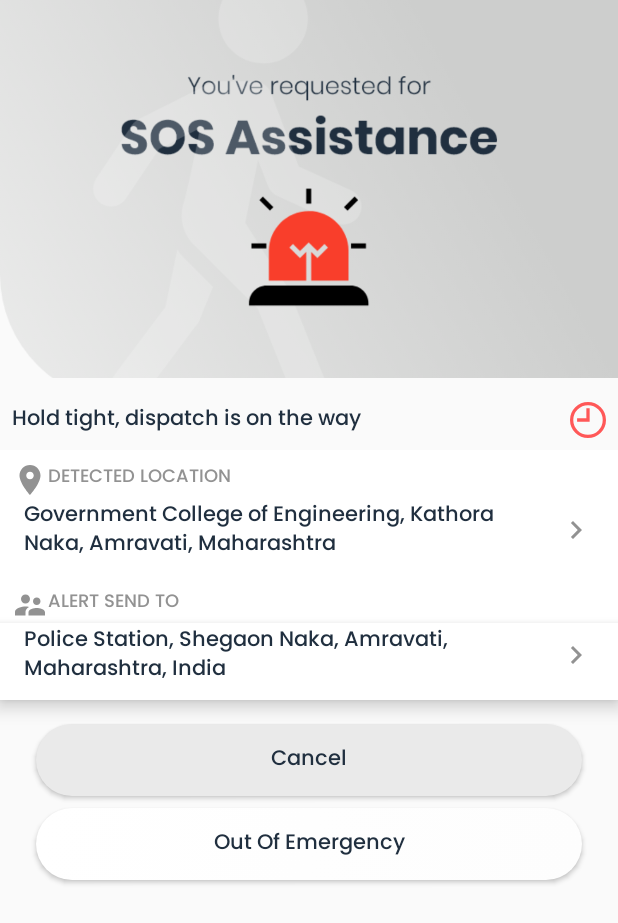
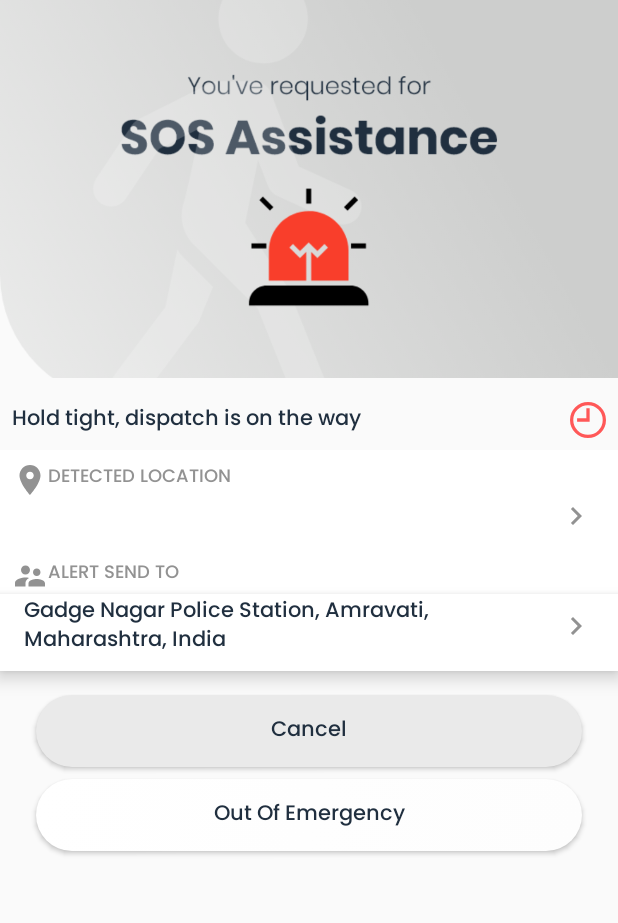
Before and after one commit to Ved-05/Help-Assistance, an Android app: the Assistance screen opened directly, with no data from a screen before it, on a phone screen of 412 x 824 dp. Shown: the top 923 px of the screen. Run offline under Robolectric (Android 15) with nearby library versions, the phone set to English and light mode, and no system bars; our stand-ins replace Firebase (no records; nobody signed in at launch, a user with empty details on screens opened directly); 2 statements that could not run were skipped.

Commit message:
Updated with Assistance

```diff
--- a/app/build.gradle
+++ b/app/build.gradle
@@ -10,6 +10,7 @@ android {
         versionName "1.0"
         testInstrumentationRunner "android.support.test.runner.AndroidJUnitRunner"
         vectorDrawables.useSupportLibrary = true
+        multiDexEnabled true
     }
     buildTypes {
         release {
@@ -42,6 +43,9 @@ dependencies {
 
     //google maps sdk
     implementation "com.google.android.gms:play-services-location:15.0.1"
+
+    //harshal mobile
+    implementation 'com.android.support:multidex:1.0.3'
 }
 // ADD THIS AT THE BOTTOM
 apply plugin: 'com.google.gms.google-services'
--- a/app/src/main/java/demo/breath/com/helpassistance/Assistance.java
+++ b/app/src/main/java/demo/breath/com/helpassistance/Assistance.java
@@ -3,6 +3,8 @@ package demo.breath.com.helpassistance;
 import android.Manifest;
 import android.content.pm.PackageManager;
 import android.graphics.drawable.Drawable;
+import android.location.Address;
+import android.location.Geocoder;
 import android.location.Location;
 import android.support.annotation.NonNull;
 import android.support.v4.app.ActivityCompat;
@@ -16,6 +18,7 @@ import android.widget.TextView;
 import android.widget.Toast;
 
 import com.google.android.gms.tasks.OnCompleteListener;
+import com.google.android.gms.tasks.OnFailureListener;
 import com.google.android.gms.tasks.OnSuccessListener;
 import com.google.android.gms.tasks.Task;
 import com.google.firebase.auth.FirebaseAuth;
@@ -26,15 +29,19 @@ import com.google.firebase.firestore.GeoPoint;
 
 import org.w3c.dom.Text;
 
+import java.io.IOException;
+import java.util.List;
+import java.util.Locale;
+
 public class Assistance extends AppCompatActivity {
 
     //Image
     private ImageView imgContainer;
     private Button cancel, outOfEmg, yesButton, noButton;
-    private TextView statusBar, response;
+    private TextView statusBar, response, userAddContainer;
     private FirebaseFirestore mDb;
-    private FirebaseAuth mAuth;
     private UserLocation mUserLocation;
+    private String userAddress;
 
     @Override
     protected void onCreate(Bundle savedInstanceState) {
@@ -73,7 +80,21 @@ public class Assistance extends AppCompatActivity {
         cancel.setOnClickListener(new View.OnClickListener() {
             @Override
             public void onClick(View v) {
-                finish();
+                mDb.collection(getString(R.string.collection_assistance))
+                        .document(FirebaseAuth.getInstance().getUid())
+                        .delete()
+                        .addOnSuccessListener(new OnSuccessListener<Void>() {
+                            @Override
+                            public void onSuccess(Void aVoid) {
+                                finish();
+                            }
+                        })
+                        .addOnFailureListener(new OnFailureListener() {
+                            @Override
+                            public void onFailure(@NonNull Exception e) {
+                                Toast.makeText(getApplicationContext(), "Failed deleting node.", Toast.LENGTH_SHORT).show();
+                            }
+                        });
             }
         });
 
@@ -100,7 +121,21 @@ public class Assistance extends AppCompatActivity {
         yesButton.setOnClickListener(new View.OnClickListener() {
             @Override
             public void onClick(View v) {
-                finish();
+                mDb.collection(getString(R.string.collection_assistance))
+                        .document(FirebaseAuth.getInstance().getUid())
+                        .delete()
+                        .addOnSuccessListener(new OnSuccessListener<Void>() {
+                            @Override
+                            public void onSuccess(Void aVoid) {
+                                finish();
+                            }
+                        })
+                        .addOnFailureListener(new OnFailureListener() {
+                            @Override
+                            public void onFailure(@NonNull Exception e) {
+                                Toast.makeText(getApplicationContext(), "Failed deleting node.", Toast.LENGTH_SHORT).show();
+                            }
+                        });
             }
         });
 
@@ -116,12 +151,25 @@ public class Assistance extends AppCompatActivity {
                 noButton.setVisibility(View.GONE);
             }
         });
+
+        userAddContainer = (TextView) findViewById(R.id.useradd);
+    }
+
+    private String getAddress(double latitude, double longitude) throws IOException {
+        Geocoder geocoder = new Geocoder(Assistance.this, Locale.getDefault());
+        List<Address> addresses= geocoder.getFromLocation(latitude, longitude, 1);
+        String userAddress = addresses.get(0).getAddressLine(0);
+        return userAddress;
+
     }
 
     private void getActiveUserDetails(final int id) {
         if(mUserLocation == null){
             mUserLocation = new UserLocation();
             final DocumentReference activeUserRef = mDb.collection(getString(R.string.collection_user_locations))
+                    .document(FirebaseAuth.getInstance().getUid());
+
+            final DocumentReference assistanceRef = mDb.collection(getString(R.string.collection_assistance))
                     .document(FirebaseAuth.getInstance().getUid());
 
             activeUserRef.get().addOnCompleteListener(new OnCompleteListener<DocumentSnapshot>() {
@@ -151,7 +199,14 @@ public class Assistance extends AppCompatActivity {
                         Log.d("Assistance Activity", "Fetched and Update: successfully set the user client." + user);
                         mUserLocation = user;
 
-                        activeUserRef.set(user).addOnSuccessListener(new OnSuccessListener<Void>() {
+                        try {
+                            userAddress = getAddress(user.getGeo_point().getLatitude(),user.getGeo_point().getLongitude());
+                            userAddContainer.setText(userAddress);
+                        } catch (IOException e) {
+                            e.printStackTrace();
+                        }
+
+                        assistanceRef.set(user).addOnSuccessListener(new OnSuccessListener<Void>() {
                             @Override
                             public void onSuccess(Void aVoid) {
                                 Log.d("Assistance Activity", "Fetched and Update: User." + user + "\nmUserLocation."+ mUserLocation);
--- a/app/src/main/res/layout-land/activity_assistance.xml
+++ b/app/src/main/res/layout-land/activity_assistance.xml
@@ -39,7 +39,7 @@
         app:srcCompat="@drawable/img_medical" />
 
     <TextView
-        android:id="@+id/status3"
+        android:id="@+id/useradd"
         android:layout_width="0dp"
         android:layout_height="wrap_content"
         android:background="@android:color/white"
@@ -75,7 +75,7 @@
         android:textColor="@color/fontColorSecondary"
         android:textSize="12sp"
         app:fontFamily="@font/poppins_medium"
-        app:layout_constraintBottom_toTopOf="@+id/status3"
+        app:layout_constraintBottom_toTopOf="@+id/useradd"
         app:layout_constraintEnd_toEndOf="parent"
         app:layout_constraintStart_toStartOf="@+id/guideline17"
         app:layout_constraintTop_toTopOf="parent" />
@@ -96,13 +96,13 @@
         android:textColor="@color/fontColorSecondary"
         android:textSize="12sp"
         app:fontFamily="@font/poppins_medium"
-        app:layout_constraintBottom_toTopOf="@+id/status4"
+        app:layout_constraintBottom_toTopOf="@+id/recieverAdd"
         app:layout_constraintEnd_toEndOf="parent"
         app:layout_constraintStart_toStartOf="@+id/guideline17"
-        app:layout_constraintTop_toBottomOf="@+id/status3" />
+        app:layout_constraintTop_toBottomOf="@+id/useradd" />
 
     <TextView
-        android:id="@+id/status4"
+        android:id="@+id/recieverAdd"
         android:layout_width="0dp"
         android:layout_height="wrap_content"
         android:background="@android:color/white"
@@ -139,7 +139,7 @@
         app:fontFamily="@font/poppins_medium"
         app:layout_constraintEnd_toEndOf="parent"
         app:layout_constraintStart_toStartOf="@+id/guideline17"
-        app:layout_constraintTop_toBottomOf="@+id/status4" />
+        app:layout_constraintTop_toBottomOf="@+id/recieverAdd" />
 
     <Button
         android:id="@+id/outOfEmergency"
@@ -174,7 +174,7 @@
         app:fontFamily="@font/poppins_semi_bold"
         app:layout_constraintEnd_toEndOf="parent"
         app:layout_constraintStart_toStartOf="@+id/guideline17"
-        app:layout_constraintTop_toBottomOf="@+id/status4" />
+        app:layout_constraintTop_toBottomOf="@+id/recieverAdd" />
 
     <Button
         android:id="@+id/noBtn"
--- a/app/src/main/res/layout/activity_assistance.xml
+++ b/app/src/main/res/layout/activity_assistance.xml
@@ -40,7 +40,7 @@
         android:elevation="7dp"/>
 
     <TextView
-        android:id="@+id/status3"
+        android:id="@+id/useradd"
         android:layout_width="0dp"
         android:layout_height="wrap_content"
         android:background="@android:color/white"
@@ -100,10 +100,10 @@
         app:layout_constraintEnd_toEndOf="parent"
         app:layout_constraintHorizontal_bias="0.0"
         app:layout_constraintStart_toStartOf="parent"
-        app:layout_constraintTop_toBottomOf="@+id/status3" />
+        app:layout_constraintTop_toBottomOf="@+id/useradd" />
 
     <TextView
-        android:id="@+id/status4"
+        android:id="@+id/recieverAdd"
         android:layout_width="0dp"
         android:layout_height="wrap_content"
         android:background="@android:color/white"
@@ -141,7 +141,7 @@
         app:fontFamily="@font/poppins_medium"
         app:layout_constraintEnd_toEndOf="parent"
         app:layout_constraintStart_toStartOf="parent"
-        app:layout_constraintTop_toBottomOf="@+id/status4" />
+        app:layout_constraintTop_toBottomOf="@+id/recieverAdd" />
 
     <Button
         android:id="@+id/outOfEmergency"
@@ -179,7 +179,7 @@
         app:fontFamily="@font/poppins_semi_bold"
         app:layout_constraintEnd_toEndOf="parent"
         app:layout_constraintStart_toStartOf="parent"
-        app:layout_constraintTop_toBottomOf="@+id/status4" />
+        app:layout_constraintTop_toBottomOf="@+id/recieverAdd" />
 
     <Button
         android:id="@+id/noBtn"
--- a/app/src/main/res/values/strings.xml
+++ b/app/src/main/res/values/strings.xml
@@ -45,7 +45,7 @@
     <string name="hold_tight_dispatch_is_on_the_way">Hold tight, dispatch is on the way</string>
     <string name="detected_location">DETECTED LOCATION</string>
     <string name="government_college_of_engineering_kathora_naka_amravati_maharahtra">Government College of Engineering, Kathora Naka, Amravati, Maharashtra</string>
-    <string name="police_station_shegaon_naka_amravati_maharashtra_india">Police Station, Shegaon Naka, Amravati, Maharashtra, India</string>
+    <string name="police_station_shegaon_naka_amravati_maharashtra_india">Gadge Nagar Police Station, Amravati, Maharashtra, India</string>
     <string name="alert_send_to">Alert Send To</string>
     <string name="cancel">Cancel</string>
     <string name="out_of_emergency">Out Of Emergency</string>
@@ -56,4 +56,5 @@
     <string name="google_maps_api_key">AIzaSyB0jfByn_dyejB9-e5-V_olfgmVhyhdVwQ</string>
     <string name="collection_users">users</string>
     <string name="collection_user_locations">active</string>
+    <string name="collection_assistance">assistance</string>
 </resources>
```
Also changed, not shown: app/src/main/AndroidManifest.xml (+6 -1 lines), app/src/main/java/demo/breath/com/helpassistance/Home.java (+30 -0 lines), app/src/main/java/demo/breath/com/helpassistance/UserClient.java (added, +17 -0 lines), app/src/main/java/demo/breath/com/helpassistance/services/LocationService.java (added, +147 -0 lines).
